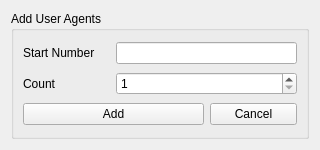
Old version of the form ui/add_user_agents.ui in the repository glebzlat/multisip.
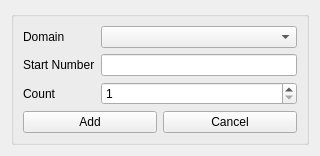
New version of the form.

Commit message: feat: allow the user to enter a domain

```diff
--- a/ui/add_user_agents.ui
+++ b/ui/add_user_agents.ui
@@ -7,7 +7,7 @@
     <x>0</x>
     <y>0</y>
     <width>320</width>
-    <height>150</height>
+    <height>155</height>
    </rect>
   </property>
   <property name="sizePolicy">
@@ -23,34 +23,46 @@
    <item>
     <widget class="QGroupBox" name="addUserAgentsGroupBox">
      <property name="title">
-      <string>Add User Agents</string>
+      <string/>
      </property>
      <layout class="QGridLayout" name="gridLayout">
       <item row="0" column="0">
+       <widget class="QLabel" name="domainLabel">
+        <property name="text">
+         <string>Domain</string>
+        </property>
+       </widget>
+      </item>
+      <item row="0" column="1">
+       <widget class="QComboBox" name="domainInput"/>
+      </item>
+      <item row="1" column="0">
        <widget class="QLabel" name="startNumberLabel">
         <property name="text">
          <string>Start Number</string>
         </property>
        </widget>
       </item>
-      <item row="0" column="1" colspan="2">
+      <item row="1" column="1">
        <widget class="QLineEdit" name="startNumberInput"/>
       </item>
-      <item row="1" column="0">
+      <item row="2" column="0">
        <widget class="QLabel" name="countLabel">
         <property name="text">
          <string>Count</string>
         </property>
        </widget>
       </item>
-      <item row="1" column="1" colspan="2">
+      <item row="2" column="1">
        <widget class="QSpinBox" name="countValue">
         <property name="minimum">
          <number>1</number>
         </property>
        </widget>
       </item>
-      <item row="2" column="0" colspan="2">
+      <item row="3" column="0" colspan="2">
+       <layout class="QHBoxLayout" name="horizontalLayout_2">
+        <item>
        <widget class="QPushButton" name="addUserAgentsButton">
         <property name="sizePolicy">
          <sizepolicy hsizetype="Minimum" vsizetype="Fixed">
@@ -63,7 +75,7 @@
         </property>
        </widget>
       </item>
-      <item row="2" column="2">
+        <item>
        <widget class="QPushButton" name="cancelButton">
         <property name="sizePolicy">
          <sizepolicy hsizetype="Minimum" vsizetype="Fixed">
@@ -75,6 +87,8 @@
          <string>Cancel</string>
         </property>
        </widget>
+        </item>
+       </layout>
       </item>
      </layout>
     </widget>
```
Lines whose indentation alone changed are shown as unchanged. The commit also changes 5 other files.
